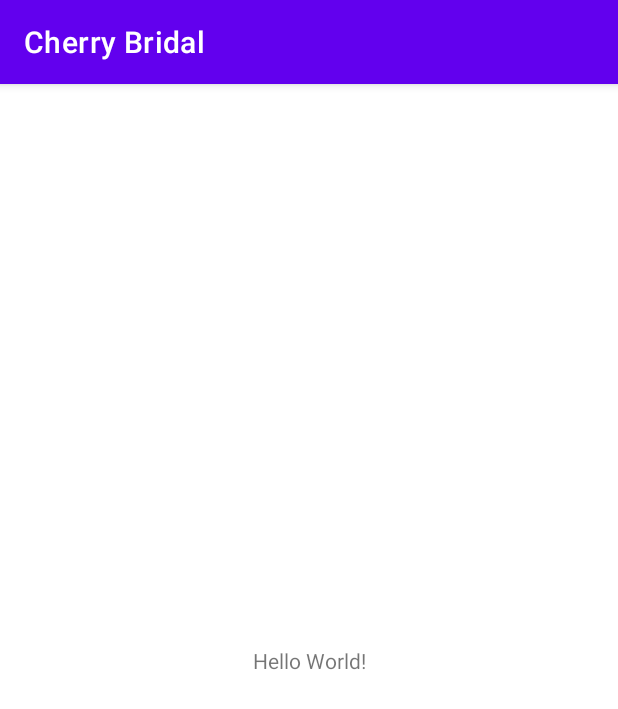
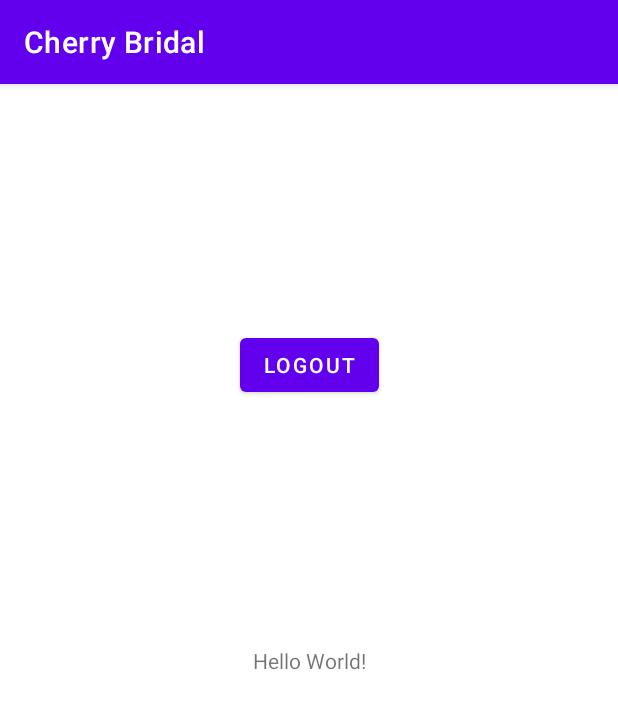
Before and after one commit to trungbmt/Cherrybridal-Android, an Android app: the MainActivity screen opened directly, with no data from a screen before it, on a phone screen of 412 x 824 dp. Shown: the top 709 px of the screen. Run offline under Robolectric (Android 15) with nearby library versions, the phone set to English and light mode, and no system bars; 1 statement that could not run was skipped.

Commit message:
update some file

```diff
--- a/app/src/main/AndroidManifest.xml
+++ b/app/src/main/AndroidManifest.xml
@@ -12,6 +12,7 @@
         android:label="@string/app_name"
         android:roundIcon="@mipmap/ic_launcher_round"
         android:supportsRtl="true"
+        android:name=".MainApplication"
         android:theme="@style/Theme.RetrofitAPICherryBridal">
         <activity android:name=".activities.AuthActivity"></activity>
         <activity android:name=".activities.MainActivity">
--- /dev/null
+++ b/app/src/main/java/com/example/retrofitapicherrybridal/MainApplication.kt
@@ -0,0 +1,33 @@
+package com.example.retrofitapicherrybridal
+
+import android.app.Application
+import android.content.Context
+import android.content.SharedPreferences
+
+class MainApplication : Application() {
+    init {
+        instance = this
+    }
+
+    companion object {
+        private var instance: MainApplication? = null
+
+        fun applicationContext() : Context {
+            return instance!!.applicationContext
+        }
+        fun userSharedPreferences() : SharedPreferences {
+
+            val userPref = applicationContext().getSharedPreferences("user", Context.MODE_PRIVATE)
+            return userPref
+        }
+    }
+
+    override fun onCreate() {
+        super.onCreate()
+        // initialize for any
+
+        // Use ApplicationContext.
+        // example: SharedPreferences etc...
+        val context: Context = MainApplication.applicationContext()
+    }
+}
--- a/app/src/main/java/com/example/retrofitapicherrybridal/activities/MainActivity.kt
+++ b/app/src/main/java/com/example/retrofitapicherrybridal/activities/MainActivity.kt
@@ -1,13 +1,16 @@
 package com.example.retrofitapicherrybridal.activities
 
 import android.content.Intent
+import android.content.SharedPreferences
 import androidx.appcompat.app.AppCompatActivity
 import android.os.Bundle
 import android.util.Log
 import com.example.retrofitapicherrybridal.AppConfig
+import com.example.retrofitapicherrybridal.MainApplication
 import com.example.retrofitapicherrybridal.R
 import com.example.retrofitapicherrybridal.client.CategoryClient
 import com.example.retrofitapicherrybridal.model.Category
+import kotlinx.android.synthetic.main.activity_main.*
 import retrofit2.Call
 import retrofit2.Callback
 import retrofit2.Response
@@ -18,17 +21,29 @@ class MainActivity : AppCompatActivity() {
 
     private val categoryService:Call<Category> = categoryClient.getCategory(1)
 
+    val userPref = MainApplication.userSharedPreferences()
     override fun onCreate(savedInstanceState: Bundle?) {
         super.onCreate(savedInstanceState)
         setContentView(R.layout.activity_main)
 
-        startActivity(Intent(this, AuthActivity::class.java))
-        finish()
+        if(!userPref.getBoolean("isLoggedIn", false)) {
+            startActivity(Intent(this, AuthActivity::class.java))
+            finish()
+        }
+        setData()
+        btnLogout.setOnClickListener{
+            AuthActivity.logout()
+            finish()
+        }
 
 //        loginToken()
     }
 
-
+    private fun setData() {
+        if(userPref.contains("username")) {
+            tvName.text = userPref.getString("username", null)
+        }
+    }
     private fun fetchData() {
         categoryService.enqueue(object : Callback<Category>{
 
--- a/app/src/main/res/layout/activity_main.xml
+++ b/app/src/main/res/layout/activity_main.xml
@@ -7,6 +7,7 @@
     tools:context=".activities.MainActivity">
 
     <TextView
+        android:id="@+id/tvName"
         android:layout_width="wrap_content"
         android:layout_height="wrap_content"
         android:text="Hello World!"
@@ -15,4 +16,14 @@
         app:layout_constraintRight_toRightOf="parent"
         app:layout_constraintTop_toTopOf="parent" />
 
+    <Button
+        android:id="@+id/btnLogout"
+        android:layout_width="wrap_content"
+        android:layout_height="wrap_content"
+        android:text="Logout"
+        app:layout_constraintBottom_toTopOf="@+id/tvName"
+        app:layout_constraintEnd_toEndOf="parent"
+        app:layout_constraintStart_toStartOf="parent"
+        app:layout_constraintTop_toTopOf="parent" />
+
 </androidx.constraintlayout.widget.ConstraintLayout>
```
Also changed, not shown: app/src/main/java/com/example/retrofitapicherrybridal/activities/AuthActivity.kt (+22 -5 lines), app/src/main/java/com/example/retrofitapicherrybridal/fragments/SignInFragment.kt (+10 -7 lines), app/src/main/java/com/example/retrofitapicherrybridal/fragments/SignUpFragment.kt (+9 -4 lines).
